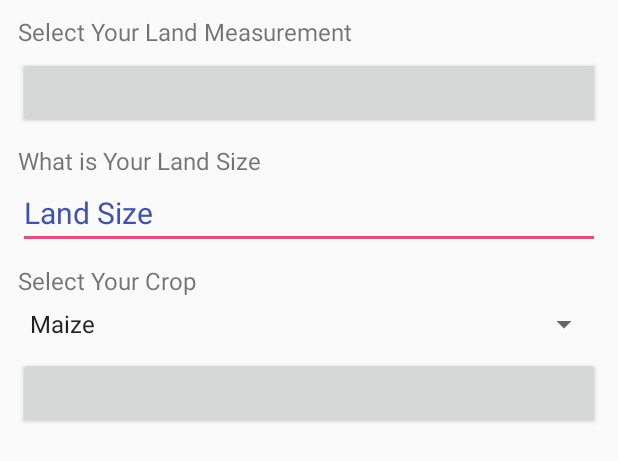
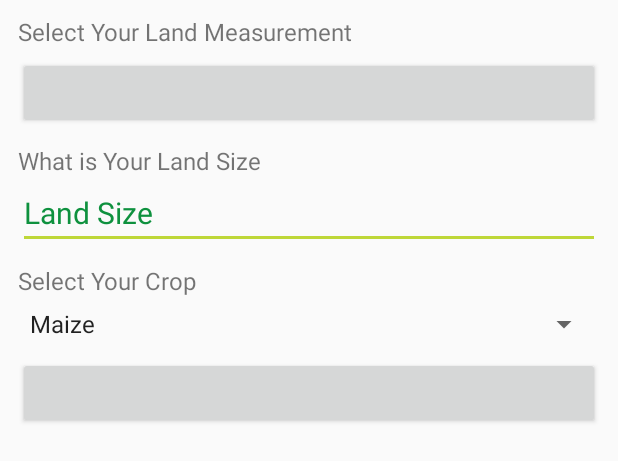
Before and after one commit to oderathegreat/Mkulima, an Android app: the layout bottom_sheet_layout.xml on its own in the app's theme, with its tools: preview values and no code run, on a phone screen of 412 x 824 dp. Shown: the top 461 px of the screen. Run offline under Robolectric (Android 15) with nearby library versions, the phone set to English and light mode, and no system bars; plain views replace FancyButton, MaterialEditText, SwitchMultiButton.

Commit message:
user interface color and theme changes

```diff
--- a/app/src/main/res/layout/activity_guidlines.xml
+++ b/app/src/main/res/layout/activity_guidlines.xml
@@ -12,7 +12,7 @@
         android:id="@+id/content_text"
         android:layout_width="match_parent"
         android:layout_height="wrap_content"
-        android:background="@android:color/holo_green_dark"
+        android:background="#bed738"
         android:clickable="true"
         android:onClick="toggle_contents"
         android:padding="10dp"
@@ -23,7 +23,7 @@
         android:id="@+id/title_text"
         android:layout_width="match_parent"
         android:layout_height="wrap_content"
-        android:background="@android:color/holo_blue_dark"
+        android:background="#aedfe4"
         android:padding="10dp"
         android:text="@string/long_content"
         android:textColor="@android:color/white" />
--- a/app/src/main/res/layout/bottom_sheet_layout.xml
+++ b/app/src/main/res/layout/bottom_sheet_layout.xml
@@ -25,7 +25,7 @@
         app:strokeRadius="5dp"
         app:strokeWidth="1dp"
         app:selectedTab="0"
-        app:selectedColor="#eb7b00"
+        app:selectedColor="#aedfe4"
         app:switchTabs="@array/switch_tabs"
         app:textSize="14sp" />
 
@@ -79,8 +79,8 @@
         android:paddingTop="10dp"
         fancy:fb_borderColor="#FFFFFF"
         fancy:fb_borderWidth="1dp"
-        fancy:fb_defaultColor="#7ab800"
-        fancy:fb_focusColor="#9bd823"
+        fancy:fb_defaultColor="#0a9044"
+        fancy:fb_focusColor="#bed73e"
         fancy:fb_iconPosition="left"
         fancy:fb_radius="8dp"
         fancy:fb_text="Submit Details"
--- a/app/src/main/res/values/colors.xml
+++ b/app/src/main/res/values/colors.xml
@@ -1,6 +1,6 @@
 <?xml version="1.0" encoding="utf-8"?>
 <resources>
-    <color name="colorPrimary">#3F51B5</color>
-    <color name="colorPrimaryDark">#303F9F</color>
-    <color name="colorAccent">#FF4081</color>
+    <color name="colorPrimary">#0e913e</color>
+    <color name="colorPrimaryDark">#aedfe4</color>
+    <color name="colorAccent">#bed738</color>
 </resources>
```
